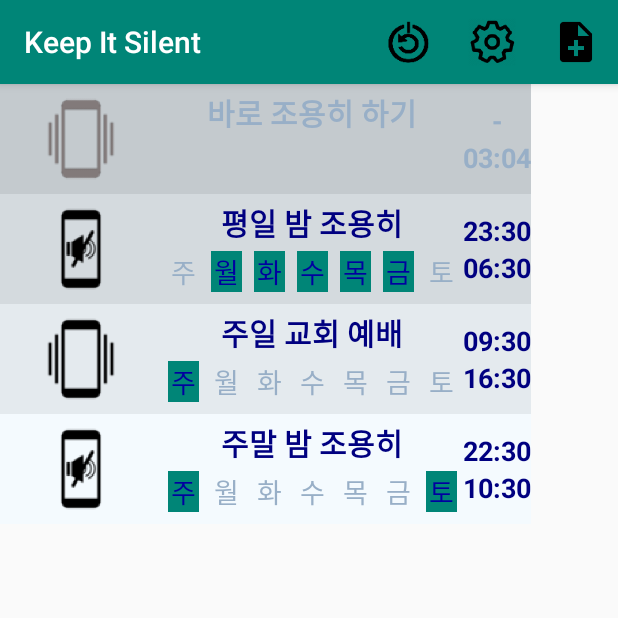
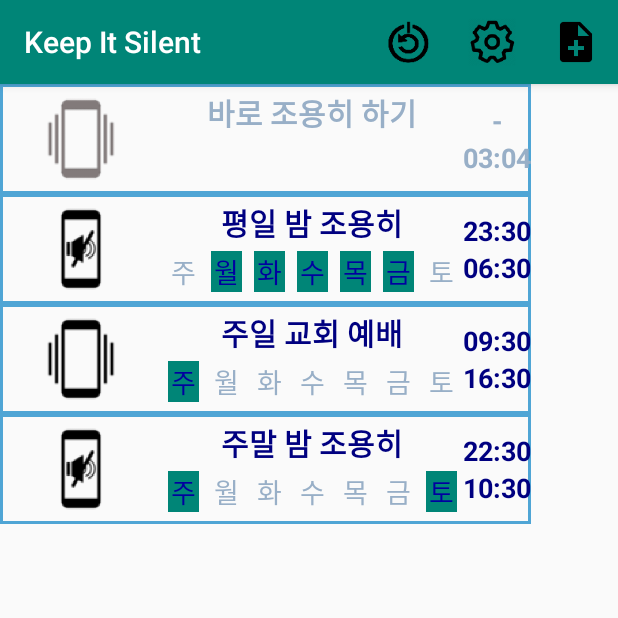
Before and after one commit to riopapa/KeepItSilent, an Android app: the screen it shows after launch (MainActivity), on a phone screen of 412 x 824 dp, the top half of it. Run offline under Robolectric (Android 15) with nearby library versions, the phone set to English and light mode, and no system bars.

Commit message:
Minor changes

```diff
--- a/app/src/main/java/com/urrecliner/keepitsilent/RecycleViewAdapter.java
+++ b/app/src/main/java/com/urrecliner/keepitsilent/RecycleViewAdapter.java
@@ -116,8 +116,8 @@ public class RecycleViewAdapter  extends RecyclerView.Adapter<RecycleViewAdapter
                 mainContext.startActivity(intent);
             }
         });
-        int diff = position * 16;
-        holder.view.setBackgroundColor(ContextCompat.getColor(mainContext, R.color.line_item_back) + diff + diff*256 + diff*256*256);
+//        int diff = position * 16;
+//        holder.view.setBackgroundColor(ContextCompat.getColor(mainContext, R.color.line_item_back) + diff + diff*256 + diff*256*256);
     }
 
     @Override
--- /dev/null
+++ b/app/src/main/res/drawable/list_border.xml
@@ -0,0 +1,5 @@
+<?xml version="1.0" encoding="utf-8"?>
+
+<shape xmlns:android="http://schemas.android.com/apk/res/android" android:shape="rectangle" >
+    <stroke android:width="2dip" android:color="#4fa5d5"/>
+</shape>
--- a/app/src/main/res/layout/reminder_info.xml
+++ b/app/src/main/res/layout/reminder_info.xml
@@ -2,6 +2,8 @@
 <LinearLayout xmlns:android="http://schemas.android.com/apk/res/android"
     android:layout_width="match_parent"
     android:layout_height="wrap_content"
+    android:layout_marginTop="-2dp"
+    android:background="@drawable/list_border"
     android:id="@+id/one_reminder"
     android:orientation="horizontal">
 
```
